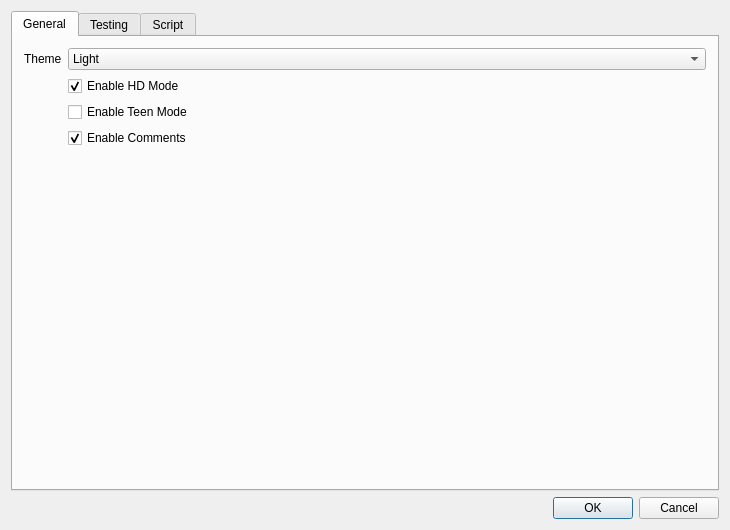
Before: the Qt Designer form Menus/SettingsEditor.ui in stijnherfst/HiveWE, drawn with Qt 5.
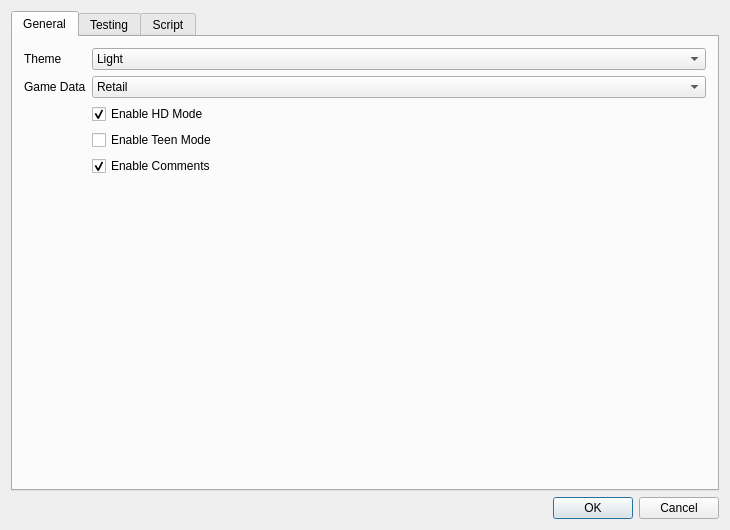
After: the same form once the commit is applied.

What changed in the file:
```diff
--- a/Menus/SettingsEditor.ui
+++ b/Menus/SettingsEditor.ui
@@ -53,17 +53,28 @@
            </item>
           </widget>
          </item>
-         <item row="3" column="1">
-          <widget class="QCheckBox" name="comments">
+         <item row="1" column="0">
+          <widget class="QLabel" name="typeLabel">
            <property name="text">
-            <string>Enable Comments</string>
-           </property>
-           <property name="checked">
-            <bool>true</bool>
+            <string>Game Data</string>
            </property>
           </widget>
          </item>
          <item row="1" column="1">
+          <widget class="QComboBox" name="type">
+           <item>
+            <property name="text">
+             <string>Retail</string>
+            </property>
+           </item>
+           <item>
+            <property name="text">
+             <string>PTR</string>
+            </property>
+           </item>
+          </widget>
+         </item>
+         <item row="2" column="1">
           <widget class="QCheckBox" name="hd">
            <property name="text">
             <string>Enable HD Mode</string>
@@ -73,13 +84,23 @@
            </property>
           </widget>
          </item>
-         <item row="2" column="1">
+         <item row="3" column="1">
           <widget class="QCheckBox" name="teen">
            <property name="text">
             <string>Enable Teen Mode</string>
            </property>
           </widget>
          </item>
+         <item row="4" column="1">
+           <widget class="QCheckBox" name="comments">
+             <property name="text">
+               <string>Enable Comments</string>
+             </property>
+             <property name="checked">
+               <bool>true</bool>
+             </property>
+           </widget>
+         </item>
         </layout>
        </widget>
        <widget class="QWidget" name="tab_1">
```
